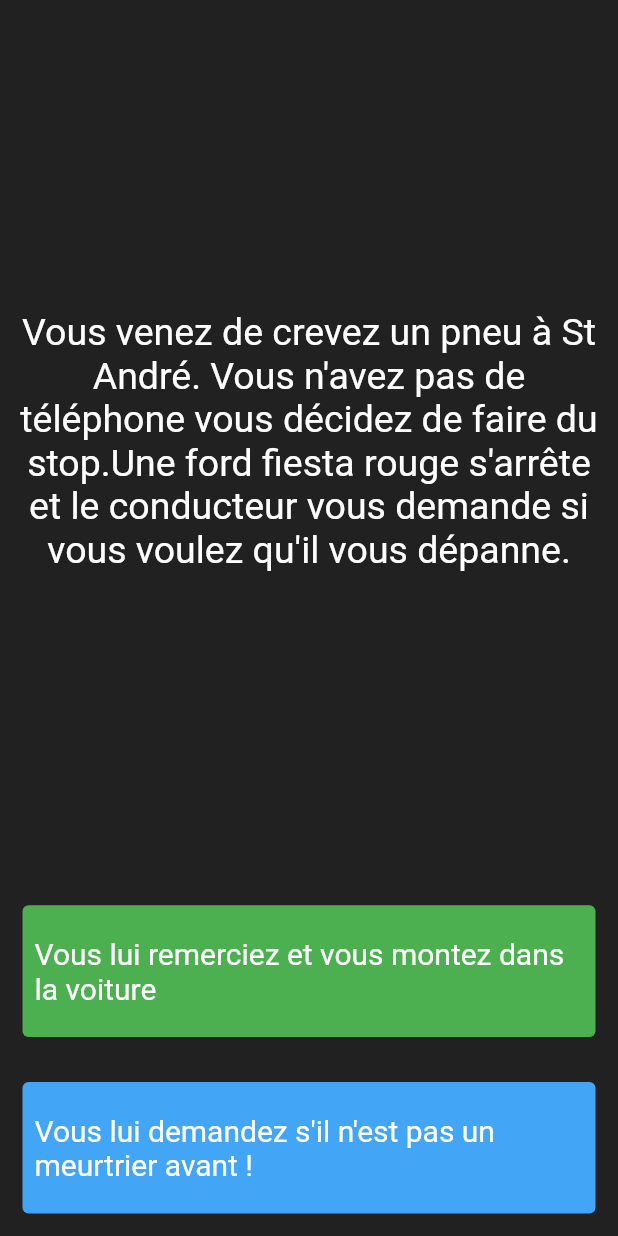
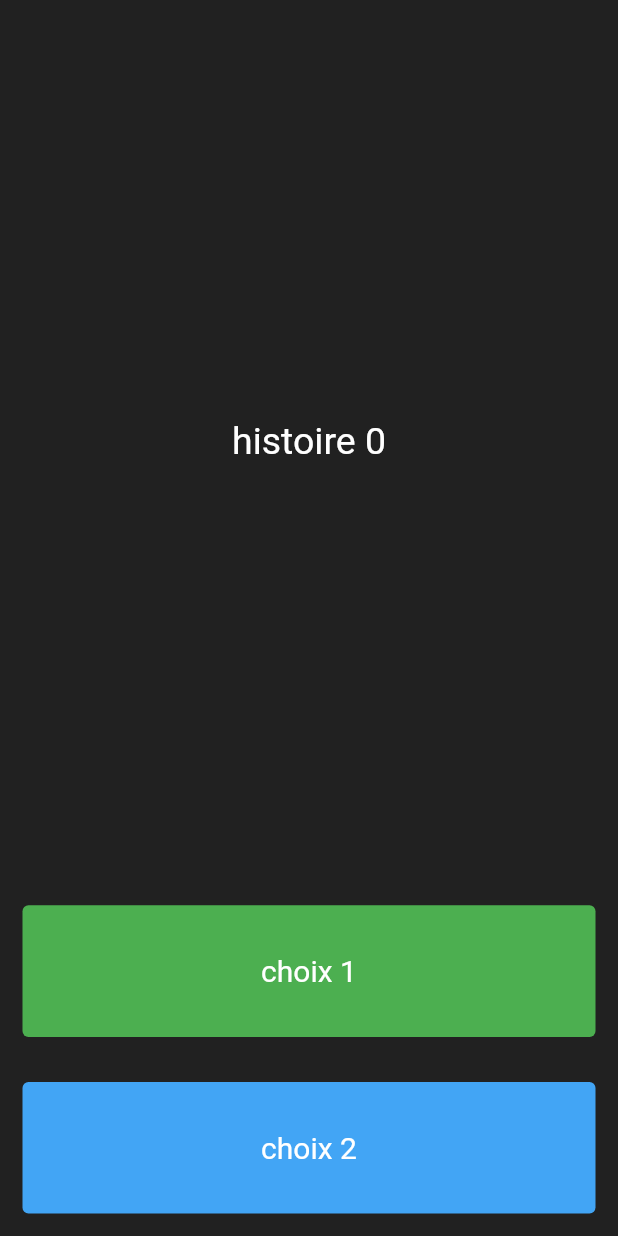
Before and after one commit to imaho-ivou/challenge2, a Flutter app: the screen it shows after launch, on a phone screen of 412 x 824 dp. Run offline on Flutter 3.47's test engine with Material 2 defaults, Android fonts, the phone set to English and light mode, and no system bars.

Commit message:
version dynamique

```diff
--- /dev/null
+++ b/lib/hist.dart
@@ -0,0 +1,6 @@
+class Hist {
+  String enoncer;
+  String choix1;
+  String choix2;
+  Hist(this.enoncer, this.choix1, this.choix2);
+}
--- a/lib/main.dart
+++ b/lib/main.dart
@@ -1,5 +1,8 @@
+import 'package:challenge2/mainBrain.dart';
 import 'package:flutter/material.dart';
+import 'mainBrain.dart';
 
+MainBrain mainBrain = MainBrain();
 void main() {
   runApp(MyApp());
 }
@@ -13,20 +16,20 @@ class MyApp extends StatelessWidget {
       debugShowCheckedModeBanner: false,
       home: Scaffold(
         backgroundColor: Colors.grey.shade900,
-        body: Hist(),
+        body: Histoire(),
       ),
     );
   }
 }
 
-class Hist extends StatefulWidget {
-  const Hist({Key? key}) : super(key: key);
+class Histoire extends StatefulWidget {
+  const Histoire({Key? key}) : super(key: key);
 
   @override
-  _HistState createState() => _HistState();
+  _HistoireState createState() => _HistoireState();
 }
 
-class _HistState extends State<Hist> {
+class _HistoireState extends State<Histoire> {
   @override
   Widget build(BuildContext context) {
     return SafeArea(
@@ -39,8 +42,7 @@ class _HistState extends State<Hist> {
               child: Padding(
                 padding: EdgeInsets.all(10.0),
                 child: Text(
-                  "Vous venez de crevez un pneu à St André. Vous n'avez pas de téléphone vous décidez de faire du stop."
-                  "Une ford fiesta rouge s'arrête et le conducteur vous demande si vous voulez qu'il vous dépanne.",
+                  mainBrain.histoire[mainBrain.compteur].enoncer,
                   style: TextStyle(color: Colors.white, fontSize: 25),
                   textAlign: TextAlign.center,
                 ),
@@ -58,9 +60,18 @@ class _HistState extends State<Hist> {
                     fontSize: 20,
                   ),
                 ),
-                onPressed: () {},
-                child: const Text(
-                    "Vous lui remerciez et vous montez dans la voiture"),
+                onPressed: () {
+                  setState(() {
+                    if (mainBrain.compteur == 0) {
+                      mainBrain.compteur = 1;
+                    } else if (mainBrain.compteur == 1) {
+                      mainBrain.compteur = 3;
+                    } else if (mainBrain.compteur == 2) {
+                      mainBrain.compteur = 4;
+                    }
+                  });
+                },
+                child: Text(mainBrain.histoire[mainBrain.compteur].choix1),
               ),
             ),
           ),
@@ -73,9 +84,18 @@ class _HistState extends State<Hist> {
                   primary: Colors.white,
                   textStyle: const TextStyle(fontSize: 20),
                 ),
-                onPressed: () {},
-                child: const Text(
-                    "Vous lui demandez s'il n'est pas un meurtrier avant !"),
+                onPressed: () {
+                  setState(() {
+                    if (mainBrain.compteur == 0) {
+                      mainBrain.compteur = 2;
+                    } else if (mainBrain.compteur == 1) {
+                      mainBrain.compteur = 2;
+                    } else if (mainBrain.compteur == 2) {
+                      mainBrain.compteur = 5;
+                    }
+                  });
+                },
+                child: Text(mainBrain.histoire[mainBrain.compteur].choix2),
               ),
             ),
           ),
--- /dev/null
+++ b/lib/mainBrain.dart
@@ -0,0 +1,14 @@
+import 'hist.dart';
+
+class MainBrain {
+  List<Hist> histoire = [
+    Hist('histoire 0', 'choix 1', 'choix 2'),
+    Hist('histoire 1', 'choix 1', 'choix 2'),
+    Hist('histoire 2', 'choix 1', 'choix 2'),
+    Hist('histoire 3', 'choix 1', 'choix 2'),
+    Hist('histoire 4', 'choix 1', 'choix 2'),
+    Hist('histoire 5', 'choix 1', 'choix 2')
+  ];
+
+  int compteur = 0;
+}
```
